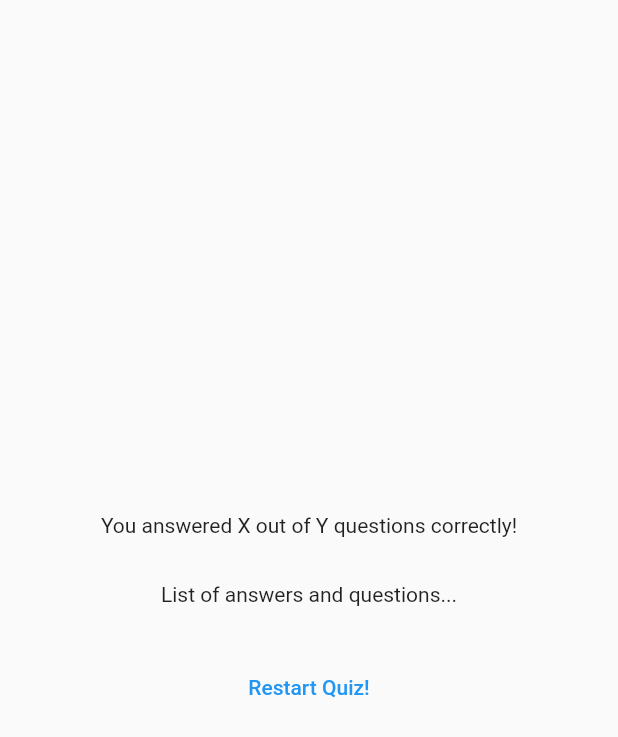
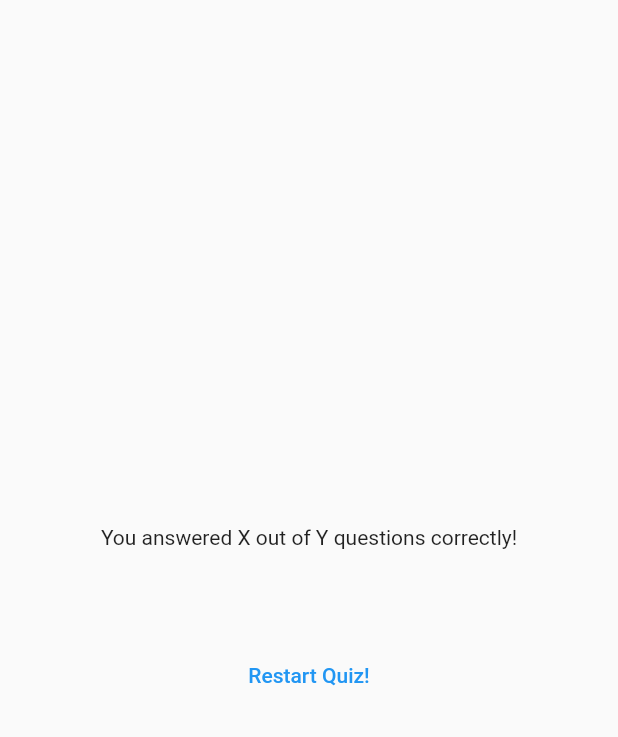
Before and after one commit to vamuigua/flutter_quiz_app, a Flutter app: the ResultsScreen widget shown alone on an empty page, opened directly with empty values, on a phone screen of 412 x 824 dp. Shown: the top 737 px of the screen. Run offline on Flutter 3.47's test engine with Material 2 defaults, Android fonts, the phone set to English and light mode, and no system bars; our stand-ins replace google_fonts.

Commit message:
update(Results): add quiz results summary data and formatted styling

```diff
--- a/lib/quiz.dart
+++ b/lib/quiz.dart
@@ -29,7 +29,6 @@ class _QuizState extends State<Quiz> {
 
     if (selectedAnswers.length == questions.length) {
       setState(() {
-        selectedAnswers = [];
         activeScreen = 'results-screen';
       });
     }
--- a/lib/results_screen.dart
+++ b/lib/results_screen.dart
@@ -1,5 +1,6 @@
 import "package:flutter/material.dart";
 import 'package:quiz_app/data/questions.dart';
+import 'package:quiz_app/questions_summary.dart';
 
 class ResultsScreen extends StatelessWidget {
   const ResultsScreen({
@@ -37,7 +38,7 @@ class ResultsScreen extends StatelessWidget {
             const SizedBox(
               height: 30,
             ),
-            const Text("List of answers and questions..."),
+            QuestionsSummary(getSummaryData()),
             const SizedBox(
               height: 30,
             ),
```
Also changed, not shown: lib/questions_summary.dart (+12 -0 lines).
